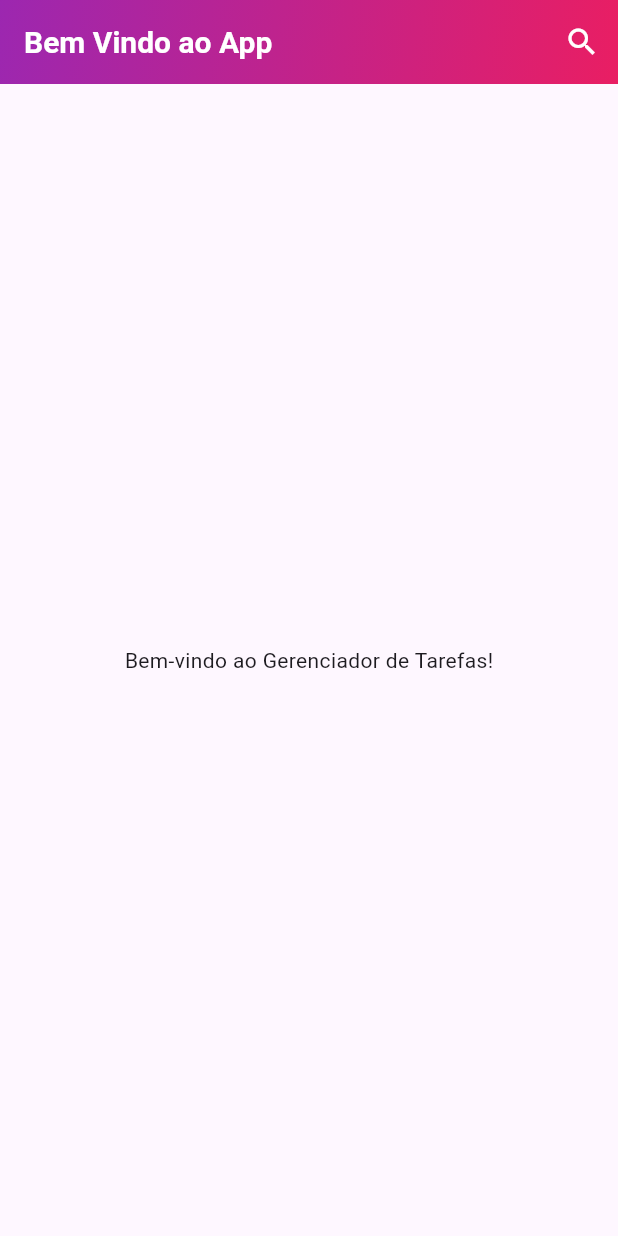
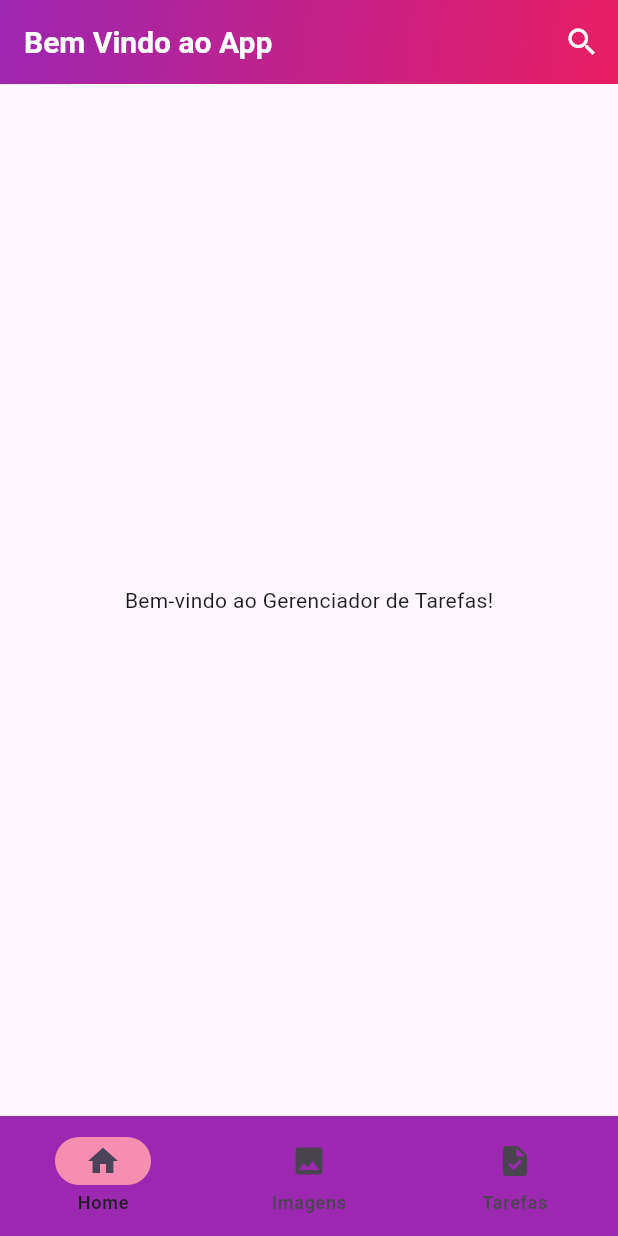
Before and after one commit to cristijung/flutter_complementar_vs15, a Flutter app: the screen it shows after launch, on a phone screen of 412 x 824 dp. Run offline on Flutter 3.47's test engine with Material 3 defaults, Android fonts, the light colour scheme and no system bars.

Commit message:
navbar, ok

```diff
--- a/lib/screens/home_screen.dart
+++ b/lib/screens/home_screen.dart
@@ -1,7 +1,29 @@
 import 'package:flutter/material.dart';
+import 'package:flutteprojetos/screens/api_screen.dart';
+import 'package:flutteprojetos/screens/initial_screen.dart';
+import '../components/navigationbar.dart';
 
-class HomeScreen extends StatelessWidget {
+class HomeScreen extends StatefulWidget {
   const HomeScreen({super.key});
+
+  @override
+  _HomeScreenState createState() => _HomeScreenState();
+}
+
+class _HomeScreenState extends State<HomeScreen> {
+  int _selectedIndex = 0;
+
+  static const List<Widget> _widgetOptions = <Widget>[
+    HomeScreenContent(),
+    ApiScreen(),
+    InitialScreen(),
+  ];
+
+  void _onItemTapped(int index) {
+    setState(() {
+      _selectedIndex = index;
+    });
+  }
 
   @override
   Widget build(BuildContext context) {
@@ -31,9 +53,24 @@ class HomeScreen extends StatelessWidget {
           ),
         ],
       ),
-      body: const Center(
-        child: Text('Bem-vindo ao Gerenciador de Tarefas!'),
+      body: Center(
+        child: _widgetOptions.elementAt(_selectedIndex),
+      ),
+      bottomNavigationBar: CustomNavigationBar(
+        selectedIndex: _selectedIndex,
+        onItemTapped: _onItemTapped,
       ),
     );
   }
 }
+
+class HomeScreenContent extends StatelessWidget {
+  const HomeScreenContent({super.key});
+
+  @override
+  Widget build(BuildContext context) {
+    return const Center(
+      child: Text('Bem-vindo ao Gerenciador de Tarefas!'),
+    );
+  }
+}
```
Also changed, not shown: lib/main.dart (+0 -36 lines).
